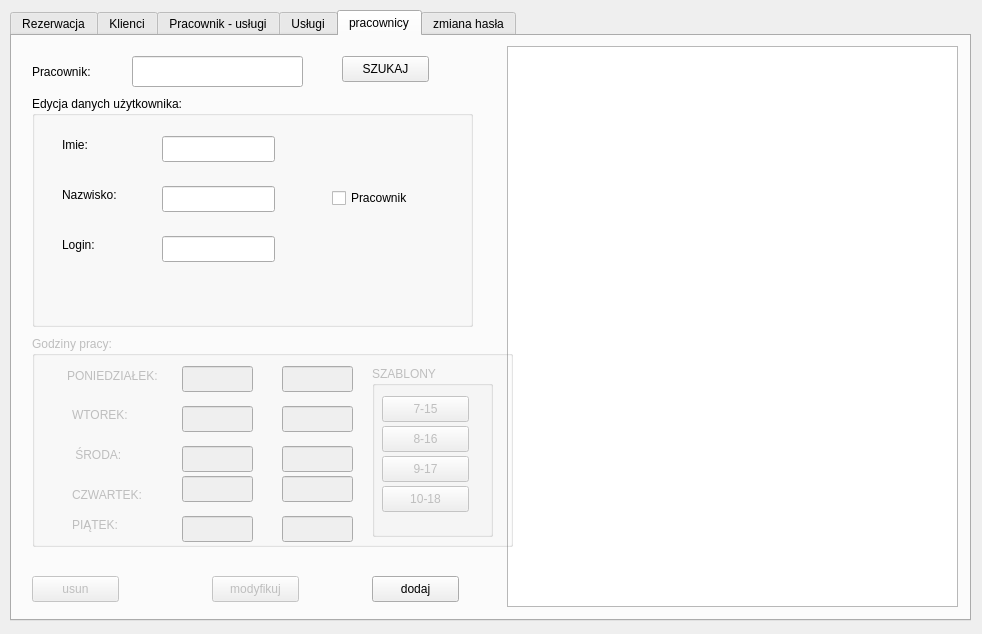
eKrzaczkowska/BazyDanych, file program.ui: the form before one commit.
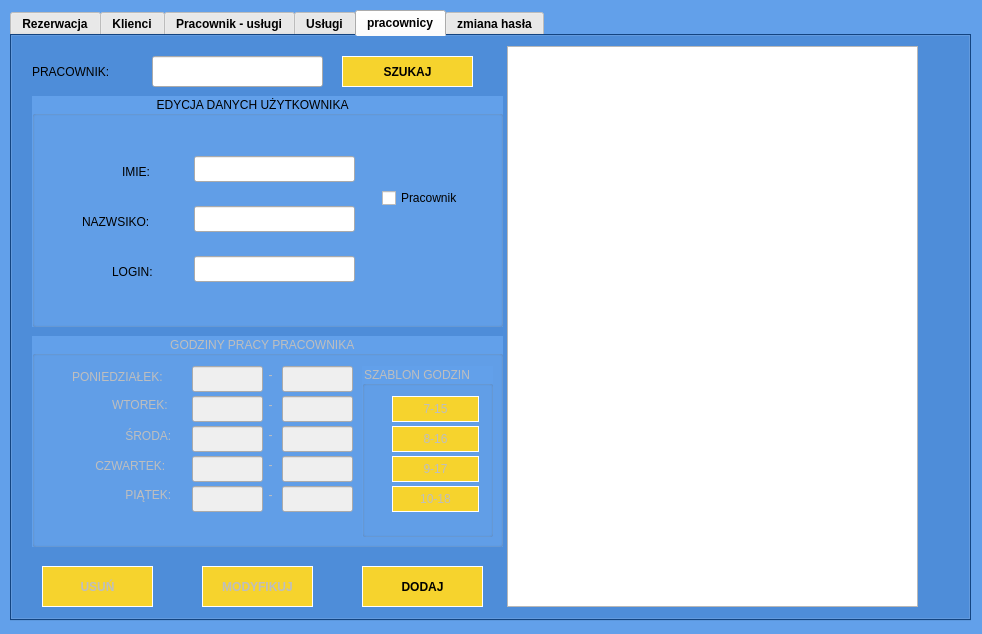
The form after the commit. The open tabs and pages were chosen to show the change. Icons and pictures are not drawn.

Commit message: changing colors of the app

Patch:
```diff
--- a/program.ui
+++ b/program.ui
@@ -16,6 +16,11 @@
   <property name="windowTitle">
    <string>Dialog</string>
   </property>
+  <property name="styleSheet">
+   <string notr="true">QDialog { background-color: rgb(98, 160, 234); border: rgb(0, 0, 0); }
+
+</string>
+  </property>
   <widget class="QTabWidget" name="tabWidget">
    <property name="geometry">
     <rect>
@@ -25,9 +30,24 @@
      <height>611</height>
     </rect>
    </property>
+   <property name="font">
+    <font>
+     <bold>true</bold>
+    </font>
+   </property>
    <property name="layoutDirection">
     <enum>Qt::LeftToRight</enum>
    </property>
+   <property name="autoFillBackground">
+    <bool>false</bool>
+   </property>
+   <property name="styleSheet">
+    <string notr="true">QPushButton { background-color: rgb(246, 211, 45); border: 1px solid white; }
+
+QTabWidget { background-color: rgb(26, 95, 180); }
+
+tabWidget { background-color: rgb(26, 95, 180); }</string>
+   </property>
    <property name="currentIndex">
     <number>0</number>
    </property>
@@ -492,33 +512,7 @@
        </rect>
       </property>
       <property name="text">
-       <string>ulica:</string>
-      </property>
-     </widget>
-     <widget class="QLineEdit" name="txtKnumer">
-      <property name="geometry">
-       <rect>
-        <x>460</x>
-        <y>70</y>
-        <width>61</width>
-        <height>26</height>
-       </rect>
-      </property>
-      <property name="inputMethodHints">
-       <set>Qt::ImhPreferNumbers</set>
-      </property>
-     </widget>
-     <widget class="QLabel" name="label_29">
-      <property name="geometry">
-       <rect>
-        <x>270</x>
-        <y>70</y>
-        <width>66</width>
-        <height>18</height>
-       </rect>
-      </property>
-      <property name="text">
-       <string>numer:</string>
+       <string>NAZWA ULICY:</string>
       </property>
      </widget>
      <widget class="QLineEdit" name="txtKpoczta">
@@ -1009,7 +1003,7 @@
       <rect>
        <x>495</x>
        <y>10</y>
-       <width>451</width>
+       <width>411</width>
        <height>561</height>
       </rect>
      </property>
@@ -1024,13 +1018,13 @@
       </rect>
      </property>
      <property name="text">
-      <string>Pracownik: </string>
+      <string>PRACOWNIK:</string>
      </property>
     </widget>
     <widget class="QLineEdit" name="txtPSzukaj">
      <property name="geometry">
       <rect>
-       <x>120</x>
+       <x>140</x>
        <y>20</y>
        <width>171</width>
        <height>31</height>
@@ -1042,10 +1036,15 @@
       <rect>
        <x>330</x>
        <y>20</y>
-       <width>87</width>
-       <height>26</height>
+       <width>131</width>
+       <height>31</height>
       </rect>
      </property>
+     <property name="font">
+      <font>
+       <bold>true</bold>
+      </font>
+     </property>
      <property name="text">
       <string>SZUKAJ</string>
      </property>
@@ -1055,32 +1054,35 @@
       <rect>
        <x>20</x>
        <y>60</y>
-       <width>441</width>
+       <width>471</width>
        <height>231</height>
       </rect>
      </property>
+     <property name="styleSheet">
+      <string notr="true">QGroupBox {background: rgb(98, 160, 234);}</string>
+     </property>
      <property name="title">
-      <string>Edycja danych użytkownika:</string>
+      <string>                                     EDYCJA DANYCH UŻYTKOWNIKA</string>
      </property>
      <widget class="QLabel" name="label_5">
       <property name="geometry">
        <rect>
-        <x>30</x>
-        <y>40</y>
+        <x>90</x>
+        <y>60</y>
         <width>66</width>
-        <height>18</height>
+        <height>31</height>
        </rect>
       </property>
       <property name="text">
-       <string>Imie:</string>
+       <string>IMIE:</string>
       </property>
      </widget>
      <widget class="QLineEdit" name="txtPImie">
       <property name="geometry">
        <rect>
-        <x>130</x>
-        <y>40</y>
-        <width>113</width>
+        <x>162</x>
+        <y>60</y>
+        <width>161</width>
         <height>26</height>
        </rect>
       </property>
@@ -1088,9 +1090,9 @@
      <widget class="QLineEdit" name="txtPNazwisko">
       <property name="geometry">
        <rect>
-        <x>130</x>
-        <y>90</y>
-        <width>113</width>
+        <x>162</x>
+        <y>110</y>
+        <width>161</width>
         <height>26</height>
        </rect>
       </property>
@@ -1098,22 +1100,22 @@
      <widget class="QLabel" name="label_6">
       <property name="geometry">
        <rect>
-        <x>30</x>
-        <y>90</y>
-        <width>66</width>
-        <height>18</height>
+        <x>50</x>
+        <y>110</y>
+        <width>91</width>
+        <height>31</height>
        </rect>
       </property>
       <property name="text">
-       <string>Nazwisko:</string>
+       <string>NAZWSIKO:</string>
       </property>
      </widget>
      <widget class="QLineEdit" name="txtPLogin">
       <property name="geometry">
        <rect>
-        <x>130</x>
-        <y>140</y>
-        <width>113</width>
+        <x>162</x>
+        <y>160</y>
+        <width>161</width>
         <height>26</height>
        </rect>
       </property>
@@ -1121,20 +1123,20 @@
      <widget class="QLabel" name="label_7">
       <property name="geometry">
        <rect>
-        <x>30</x>
-        <y>140</y>
+        <x>80</x>
+        <y>160</y>
         <width>66</width>
-        <height>18</height>
+        <height>31</height>
        </rect>
       </property>
       <property name="text">
-       <string>Login:</string>
+       <string>LOGIN:</string>
       </property>
      </widget>
      <widget class="QCheckBox" name="cbP">
       <property name="geometry">
        <rect>
-        <x>300</x>
+        <x>350</x>
         <y>90</y>
         <width>92</width>
         <height>24</height>
@@ -1151,14 +1153,19 @@
      </property>
      <property name="geometry">
       <rect>
-       <x>20</x>
-       <y>540</y>
-       <width>87</width>
-       <height>26</height>
+       <x>30</x>
+       <y>530</y>
+       <width>111</width>
+       <height>41</height>
       </rect>
      </property>
+     <property name="font">
+      <font>
+       <bold>true</bold>
+      </font>
+     </property>
      <property name="text">
-      <string>usun</string>
+      <string>USUŃ</string>
      </property>
     </widget>
     <widget class="QPushButton" name="btnPmodyfikuj">
@@ -1167,27 +1174,37 @@
      </property>
      <property name="geometry">
       <rect>
-       <x>200</x>
-       <y>540</y>
-       <width>87</width>
-       <height>26</height>
+       <x>190</x>
+       <y>530</y>
+       <width>111</width>
+       <height>41</height>
       </rect>
      </property>
+     <property name="font">
+      <font>
+       <bold>true</bold>
+      </font>
+     </property>
      <property name="text">
-      <string>modyfikuj</string>
+      <string>MODYFIKUJ</string>
      </property>
     </widget>
     <widget class="QPushButton" name="btnPdodaj">
      <property name="geometry">
       <rect>
-       <x>360</x>
-       <y>540</y>
-       <width>87</width>
-       <height>26</height>
+       <x>350</x>
+       <y>530</y>
+       <width>121</width>
+       <height>41</height>
       </rect>
      </property>
+     <property name="font">
+      <font>
+       <bold>true</bold>
+      </font>
+     </property>
      <property name="text">
-      <string>dodaj</string>
+      <string>DODAJ</string>
      </property>
     </widget>
     <widget class="QGroupBox" name="boxGodiznyPracy">
@@ -1198,20 +1215,23 @@
       <rect>
        <x>20</x>
        <y>300</y>
-       <width>481</width>
+       <width>471</width>
        <height>211</height>
       </rect>
      </property>
+     <property name="styleSheet">
+      <string notr="true">QGroupBox {background: rgb(98, 160, 234);}</string>
+     </property>
      <property name="title">
-      <string>Godziny pracy:</string>
+      <string>                                         GODZINY PRACY PRACOWNIKA</string>
      </property>
      <widget class="QLabel" name="label_8">
       <property name="geometry">
        <rect>
-        <x>35</x>
+        <x>40</x>
         <y>30</y>
         <width>111</width>
-        <height>20</height>
+        <height>21</height>
        </rect>
       </property>
       <property name="text">
@@ -1221,7 +1241,7 @@
      <widget class="QLineEdit" name="txtponOd">
       <property name="geometry">
        <rect>
-        <x>150</x>
+        <x>160</x>
         <y>30</y>
         <width>71</width>
         <height>26</height>
@@ -1241,8 +1261,8 @@
      <widget class="QLabel" name="label_9">
       <property name="geometry">
        <rect>
-        <x>40</x>
-        <y>70</y>
+        <x>80</x>
+        <y>60</y>
         <width>66</width>
         <height>18</height>
        </rect>
@@ -1255,7 +1275,7 @@
       <property name="geometry">
        <rect>
         <x>250</x>
-        <y>70</y>
+        <y>60</y>
         <width>71</width>
         <height>26</height>
        </rect>
@@ -1264,8 +1284,8 @@
      <widget class="QLineEdit" name="txtwtOd">
       <property name="geometry">
        <rect>
-        <x>150</x>
-        <y>70</y>
+        <x>160</x>
+        <y>60</y>
         <width>71</width>
         <height>26</height>
        </rect>
@@ -1274,10 +1294,10 @@
      <widget class="QLabel" name="label_10">
       <property name="geometry">
        <rect>
-        <x>40</x>
-        <y>110</y>
-        <width>66</width>
-        <height>18</height>
+        <x>90</x>
+        <y>90</y>
+        <width>71</width>
+        <height>20</height>
        </rect>
       </property>
       <property name="text">
@@ -1288,7 +1308,7 @@
       <property name="geometry">
        <rect>
         <x>250</x>
-        <y>110</y>
+        <y>90</y>
         <width>71</width>
         <height>26</height>
        </rect>
@@ -1297,8 +1317,8 @@
      <widget class="QLineEdit" name="txtsrOd">
       <property name="geometry">
        <rect>
-        <x>150</x>
-        <y>110</y>
+        <x>160</x>
+        <y>90</y>
         <width>71</width>
         <height>26</height>
        </rect>
@@ -1307,21 +1327,21 @@
      <widget class="QLabel" name="label_11">
       <property name="geometry">
        <rect>
-        <x>40</x>
-        <y>150</y>
+        <x>60</x>
+        <y>120</y>
         <width>101</width>
-        <height>18</height>
+        <height>20</height>
        </rect>
       </property>
       <property name="text">
-       <string>CZWARTEK:</string>
+       <string> CZWARTEK:</string>
       </property>
      </widget>
      <widget class="QLineEdit" name="txtczwDo">
       <property name="geometry">
        <rect>
         <x>250</x>
-        <y>140</y>
+        <y>120</y>
         <width>71</width>
         <height>26</height>
        </rect>
@@ -1330,8 +1350,8 @@
      <widget class="QLineEdit" name="txtczwOd">
       <property name="geometry">
        <rect>
-        <x>150</x>
-        <y>140</y>
+        <x>160</x>
+        <y>120</y>
         <width>71</width>
         <height>26</height>
        </rect>
@@ -1340,21 +1360,21 @@
      <widget class="QLabel" name="label_12">
       <property name="geometry">
        <rect>
-        <x>40</x>
-        <y>180</y>
+        <x>90</x>
+        <y>150</y>
         <width>66</width>
         <height>18</height>
        </rect>
       </property>
       <property name="text">
-       <string>PIĄTEK:</string>
+       <string> PIĄTEK:</string>
       </property>
      </widget>
      <widget class="QLineEdit" name="txtptDo">
       <property name="geometry">
        <rect>
         <x>250</x>
-        <y>180</y>
+        <y>150</y>
         <width>71</width>
         <height>26</height>
        </rect>
@@ -1363,8 +1383,8 @@
      <widget class="QLineEdit" name="txtptOd">
       <property name="geometry">
        <rect>
-        <x>150</x>
-        <y>180</y>
+        <x>160</x>
+        <y>150</y>
         <width>71</width>
         <height>26</height>
        </rect>
@@ -1373,19 +1393,19 @@
      <widget class="QGroupBox" name="boxGPSzablony">
       <property name="geometry">
        <rect>
-        <x>340</x>
+        <x>330</x>
         <y>30</y>
-        <width>121</width>
+        <width>131</width>
         <height>171</height>
        </rect>
       </property>
       <property name="title">
-       <string>SZABLONY</string>
+       <string>SZABLON GODZIN</string>
       </property>
       <widget class="QPushButton" name="btn7_15">
        <property name="geometry">
         <rect>
-         <x>10</x>
+         <x>30</x>
          <y>30</y>
          <width>87</width>
          <height>26</height>
@@ -1398,7 +1418,7 @@
       <widget class="QPushButton" name="btn8_16">
        <property name="geometry">
         <rect>
-         <x>10</x>
+         <x>30</x>
          <y>60</y>
          <width>87</width>
          <height>26</height>
@@ -1411,7 +1431,7 @@
       <widget class="QPushButton" name="btn9_17">
        <property name="geometry">
         <rect>
-         <x>10</x>
+         <x>30</x>
          <y>90</y>
          <width>87</width>
          <height>26</height>
@@ -1424,7 +1444,7 @@
       <widget class="QPushButton" name="btn10_18">
        <property name="geometry">
         <rect>
-         <x>10</x>
+         <x>30</x>
          <y>120</y>
          <width>87</width>
          <height>26</height>
@@ -1435,6 +1455,71 @@
        </property>
       </widget>
      </widget>
+     <widget class="QLabel" name="label_29">
+      <property name="geometry">
+       <rect>
+        <x>230</x>
+        <y>30</y>
+        <width>21</width>
+        <height>18</height>
+       </rect>
+      </property>
+      <property name="text">
+       <string>  -</string>
+      </property>
+     </widget>
+     <widget class="QLabel" name="label_40">
+      <property name="geometry">
+       <rect>
+        <x>230</x>
+        <y>60</y>
+        <width>21</width>
+        <height>18</height>
+       </rect>
+      </property>
+      <property name="text">
+       <string>  -</string>
+      </property>
+     </widget>
+     <widget class="QLabel" name="label_41">
+      <property name="geometry">
+       <rect>
+        <x>230</x>
+        <y>90</y>
+        <width>21</width>
+        <height>18</height>
+       </rect>
+      </property>
+      <property name="text">
+       <string>  -</string>
+      </property>
+     </widget>
+     <widget class="QLabel" name="label_42">
+      <property name="geometry">
+       <rect>
+        <x>230</x>
+        <y>120</y>
+        <width>21</width>
+        <height>18</height>
+       </rect>
+      </property>
+      <property name="text">
+       <string>  -</string>
+      </property>
+     </widget>
+     <widget class="QLabel" name="label_43">
+      <property name="geometry">
+       <rect>
+        <x>230</x>
+        <y>150</y>
+        <width>21</width>
+        <height>18</height>
+       </rect>
+      </property>
+      <property name="text">
+       <string>  -</string>
+      </property>
+     </widget>
     </widget>
    </widget>
    <widget class="QWidget" name="tabHaslo">
```
Left out of the diff: 624 changed lines with no effect on the pictures. The commit also changes 5 other files.
